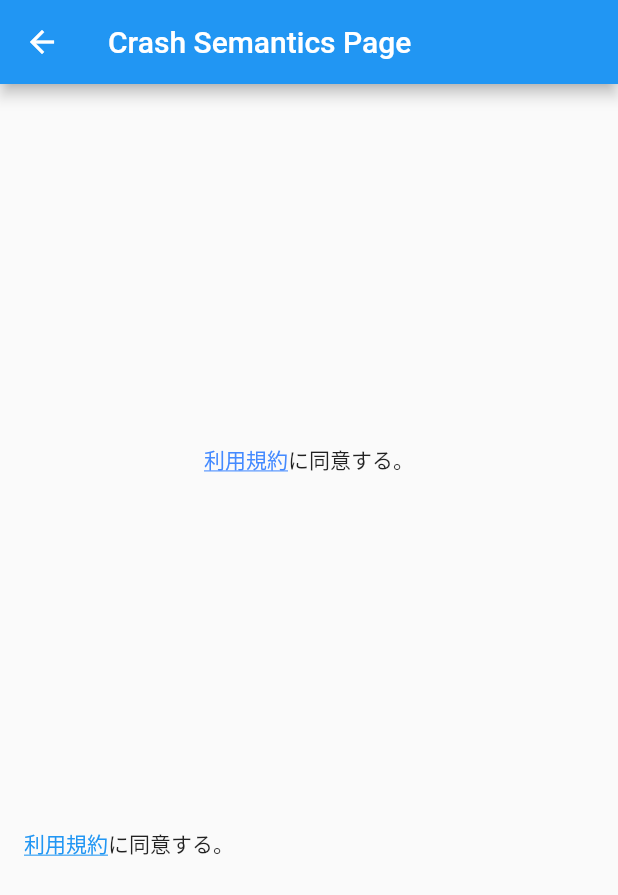
After one commit to sho-ito-1027/flutter_playground, a Flutter app: the CrashSemanticsPage screen opened by its route, on a phone screen of 412 x 824 dp. The commit adds this screen. Shown: the top 895 px of the screen. Run offline on Flutter 3.47's test engine with Material 2 defaults, Android fonts, the phone set to English and light mode, and no system bars; our stand-ins replace auto_route, flutter_svg; generated files the repository leaves out were written again.

Commit message:
add crash_semantics_page

```diff
--- a/lib/router/router.dart
+++ b/lib/router/router.dart
@@ -1,4 +1,5 @@
 import 'package:auto_route/auto_route.dart';
+import 'package:flutter_playground/ui/accessibility/crash_semantics_page.dart';
 import 'package:flutter_playground/ui/button/minimum_size_button_page.dart';
 import 'package:flutter_playground/ui/button/text_button_icon_page.dart';
 import 'package:flutter_playground/ui/image/each_box_fix_page.dart';
@@ -13,6 +14,7 @@ export 'router.gr.dart';
     AutoRoute(page: MinimumSizeButtonPage),
     AutoRoute(page: TextButtonIconPage),
     AutoRoute(page: EachBoxFitPage),
+    AutoRoute(page: CrashSemanticsPage),
   ],
 )
 class $RootRouter {}
--- /dev/null
+++ b/lib/ui/accessibility/crash_semantics_page.dart
@@ -0,0 +1,75 @@
+import 'package:flutter/cupertino.dart';
+import 'package:flutter/gestures.dart';
+import 'package:flutter/material.dart';
+
+class CrashSemanticsPage extends StatelessWidget {
+  const CrashSemanticsPage({Key? key}) : super(key: key);
+
+  @override
+  Widget build(BuildContext context) {
+    return Scaffold(
+      appBar: AppBar(
+        title: const Text('Crash Semantics Page'),
+      ),
+      body: Container(
+        padding: const EdgeInsets.all(16),
+        child: Column(
+          mainAxisAlignment: MainAxisAlignment.spaceEvenly,
+          children: [
+            _widget1(),
+            _widget2(),
+          ],
+        ),
+      ),
+    );
+  }
+
+  Widget _widget1() {
+    return MergeSemantics(
+      child: Text.rich(
+        TextSpan(
+          children: [
+            TextSpan(
+              text: '利用規約',
+              style: const TextStyle(
+                color: Colors.blueAccent,
+                decoration: TextDecoration.underline,
+              ),
+              recognizer: TapGestureRecognizer()
+                ..onTap = () {
+                  //TODO: WebView表示
+                  debugPrint('WebView表示');
+                },
+            ),
+            const TextSpan(text: 'に同意する。'),
+          ],
+        ),
+      ),
+    );
+  }
+
+  Widget _widget2() {
+    return MergeSemantics(
+      child: Row(
+        children: [
+          TextButton(
+            onPressed: () {},
+            style: TextButton.styleFrom(
+              minimumSize: const Size(44, 44),
+              padding: EdgeInsets.zero,
+              tapTargetSize: MaterialTapTargetSize.shrinkWrap,
+              splashFactory: NoSplash.splashFactory,
+            ),
+            child: const Text(
+              '利用規約',
+              style: TextStyle(
+                decoration: TextDecoration.underline,
+              ),
+            ),
+          ),
+          const Text('に同意する。')
+        ],
+      ),
+    );
+  }
+}
--- a/lib/ui/playground.dart
+++ b/lib/ui/playground.dart
@@ -12,6 +12,7 @@ class PlaygroundPage extends StatelessWidget {
     {_titleKey: 'minimum size button', _routeKey: MinimumSizeButtonRoute()},
     {_titleKey: 'text button icon', _routeKey: TextButtonIconRoute()},
     {_titleKey: 'each box fit', _routeKey: EachBoxFitRoute()},
+    {_titleKey: 'crash semantics', _routeKey: CrashSemanticsRoute()},
   ];
 
   @override
```
